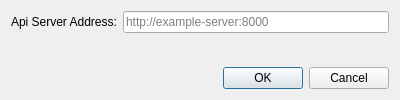
hexagonal-sun/qdio, file src/sessions/settingsDialog.ui: the form before one commit.
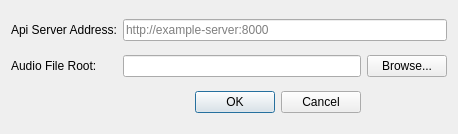
The form after the commit.

Commit message:
sessions: settingsDialog: store audio file root setting
Allow the user to set the audio file root.

What changed in the file:
```diff
--- a/src/sessions/settingsDialog.ui
+++ b/src/sessions/settingsDialog.ui
@@ -6,14 +6,14 @@
    <rect>
     <x>0</x>
     <y>0</y>
-    <width>400</width>
-    <height>100</height>
+    <width>458</width>
+    <height>134</height>
    </rect>
   </property>
   <property name="windowTitle">
    <string>Dialog</string>
   </property>
-  <layout class="QFormLayout" name="formLayout">
+  <layout class="QGridLayout" name="gridLayout">
    <item row="0" column="0">
     <widget class="QLabel" name="labelRestURL">
      <property name="text">
@@ -21,13 +21,30 @@
      </property>
     </widget>
    </item>
-   <item row="0" column="1">
+   <item row="1" column="1">
+    <widget class="QLineEdit" name="editAudioFileRoot"/>
+   </item>
+   <item row="0" column="1" colspan="2">
     <widget class="QLineEdit" name="editRestURL">
      <property name="placeholderText">
       <string>http://example-server:8000</string>
      </property>
     </widget>
    </item>
+   <item row="1" column="0">
+    <widget class="QLabel" name="labelAudioFileRoot">
+     <property name="text">
+      <string>Audio File Root:</string>
+     </property>
+    </widget>
+   </item>
+   <item row="1" column="2">
+    <widget class="QPushButton" name="buttonAudioFileRootBrowse">
+     <property name="text">
+      <string>Browse...</string>
+     </property>
+    </widget>
+   </item>
    <item row="2" column="1">
     <widget class="QDialogButtonBox" name="buttonBox">
      <property name="orientation">
@@ -38,19 +55,6 @@
      </property>
     </widget>
    </item>
-   <item row="1" column="1">
-    <spacer name="verticalSpacer">
-     <property name="orientation">
-      <enum>Qt::Vertical</enum>
-     </property>
-     <property name="sizeHint" stdset="0">
-      <size>
-       <width>20</width>
-       <height>40</height>
-      </size>
-     </property>
-    </spacer>
-   </item>
   </layout>
  </widget>
  <resources/>
```
The commit also changes 2 other files.
